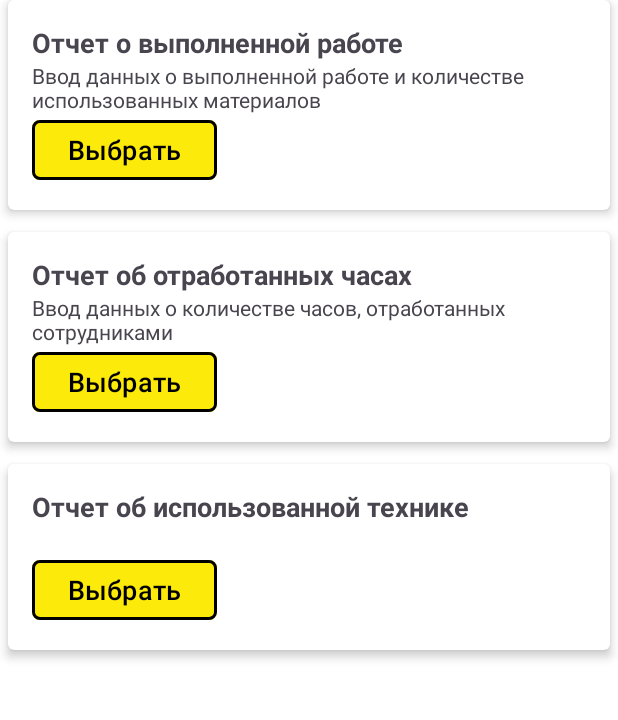
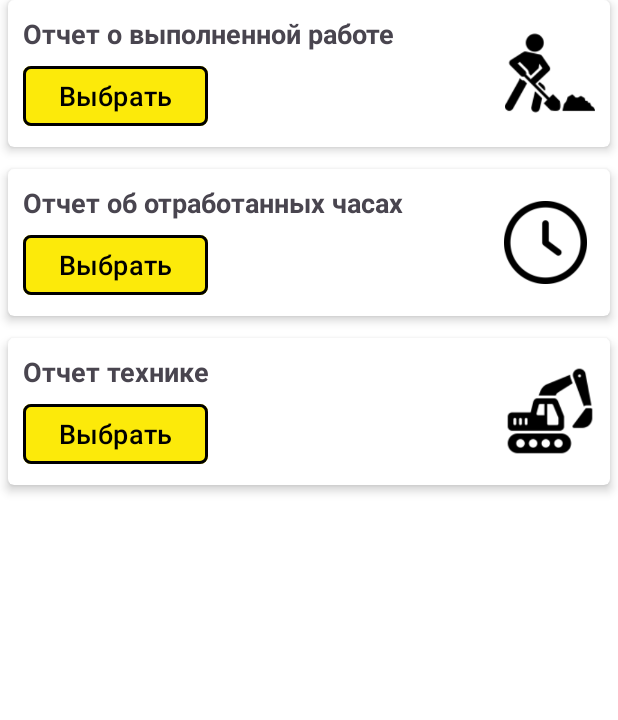
Before and after one commit to S0s0Combain/IvLineReporting, an Android app: the MainActivity screen opened directly, with no data from a screen before it, on a phone screen of 412 x 824 dp, the part 386-1106 px from its top. Run offline under Robolectric (Android 15) with nearby library versions, the phone set to English and light mode, and no system bars.

Commit message:
Добавлены пустые фрагменты и страница ввода данных. Реализован переход к странице ввода с главной страницы. Подправлена верстка главной страницы

```diff
--- a/app/src/main/AndroidManifest.xml
+++ b/app/src/main/AndroidManifest.xml
@@ -13,6 +13,9 @@
         android:theme="@style/Theme.IvLineReporting"
         tools:targetApi="31">
         <activity
+            android:name=".InputDataActivity"
+            android:exported="false" />
+        <activity
             android:name=".LoginActivity"
             android:exported="true"
             android:theme="@style/Theme.IvLineReporting.Launcher">
@@ -24,7 +27,7 @@
         </activity>
         <activity
             android:name=".MainActivity"
-            android:exported="false"/>
+            android:exported="false" />
     </application>
 
 </manifest>
--- a/app/src/main/res/drawable/baseline_access_time_filled_24.xml
+++ /dev/null
@@ -1,5 +0,0 @@
-<vector xmlns:android="http://schemas.android.com/apk/res/android" android:height="50dp" android:tint="#000000" android:viewportHeight="24" android:viewportWidth="24" android:width="50dp">
-
-    <path android:fillColor="@android:color/white" android:pathData="M11.99,2C6.47,2 2,6.48 2,12s4.47,10 9.99,10C17.52,22 22,17.52 22,12S17.52,2 11.99,2zM15.29,16.71L11,12.41V7h2v4.59l3.71,3.71L15.29,16.71z"/>
-
-</vector>
--- a/app/src/main/res/layout/activity_main.xml
+++ b/app/src/main/res/layout/activity_main.xml
@@ -8,7 +8,7 @@
     <androidx.constraintlayout.widget.ConstraintLayout
         android:id="@+id/main"
         android:layout_width="match_parent"
-        android:layout_height="match_parent">
+        android:layout_height="wrap_content">
 
         <ImageView
             android:id="@+id/imageView"
@@ -31,12 +31,14 @@
             <LinearLayout
                 android:layout_width="match_parent"
                 android:layout_height="wrap_content"
-                android:orientation="vertical"
-                android:padding="16dp">
+                android:orientation="horizontal"
+                android:padding="10dp">
 
-                <ImageView
-                    android:layout_width="wrap_content"
-                    android:layout_height="wrap_content" />
+                <LinearLayout
+                    android:layout_width="0dp"
+                    android:layout_height="wrap_content"
+                    android:layout_weight="1"
+                    android:orientation="vertical">
 
                     <TextView
                         android:layout_width="wrap_content"
@@ -45,19 +47,21 @@
                         android:textSize="18sp"
                         android:textStyle="bold" />
 
-                <TextView
-                    android:layout_width="wrap_content"
-                    android:layout_height="wrap_content"
-                    android:text="Ввод данных о выполненной работе и количестве использованных материалов"
-                    android:textSize="14sp" />
-
                     <com.google.android.material.button.MaterialButton
+                        android:id="@+id/selectWorkReportButton"
                         style="@style/AppButtonStyle"
                         android:layout_width="wrap_content"
                         android:layout_height="wrap_content"
-                    android:text="Выбрать" />
+                        android:text="@string/select"
+                        android:layout_marginTop="5dp"
+                        android:onClick="onSelectButton_onClick"/>
                 </LinearLayout>
-
+                <ImageView
+                    android:layout_width="60dp"
+                    android:layout_height="60dp"
+                    android:src="@drawable/digger"
+                    android:layout_gravity="end|center_vertical"/>
+            </LinearLayout>
         </androidx.cardview.widget.CardView>
 
         <androidx.cardview.widget.CardView
@@ -72,12 +76,16 @@
             <LinearLayout
                 android:layout_width="match_parent"
                 android:layout_height="wrap_content"
-                android:orientation="vertical"
-                android:padding="16dp">
+                android:orientation="horizontal"
+                android:padding="10dp">
 
-                <ImageView
-                    android:layout_width="wrap_content"
-                    android:layout_height="wrap_content" />
+
+                <LinearLayout
+                    android:layout_width="0dp"
+                    android:layout_height="wrap_content"
+                    android:layout_weight="1"
+                    android:orientation="vertical">
+
 
                     <TextView
                         android:layout_width="wrap_content"
@@ -86,19 +94,23 @@
                         android:textSize="18sp"
                         android:textStyle="bold" />
 
-                <TextView
-                    android:layout_width="wrap_content"
-                    android:layout_height="wrap_content"
-                    android:text="Ввод данных о количестве часов, отработанных сотрудниками"
-                    android:textSize="14sp" />
-
                     <com.google.android.material.button.MaterialButton
+                        android:id="@+id/selectWorkingHoursReportButton"
                         style="@style/AppButtonStyle"
                         android:layout_width="wrap_content"
                         android:layout_height="wrap_content"
-                    android:text="Выбрать" />
+                        android:text="@string/select"
+                        android:layout_marginTop="5dp"
+                        android:onClick="onSelectButton_onClick"/>
                 </LinearLayout>
 
+                <ImageView
+                    android:layout_width="55dp"
+                    android:layout_height="55dp"
+                    android:layout_marginEnd="5dp"
+                    android:src="@drawable/clock_icon"
+                    android:layout_gravity="end|center_vertical"/>
+            </LinearLayout>
         </androidx.cardview.widget.CardView>
 
         <androidx.cardview.widget.CardView
@@ -112,33 +124,38 @@
             <LinearLayout
                 android:layout_width="match_parent"
                 android:layout_height="wrap_content"
+                android:orientation="horizontal"
+                android:padding="10dp">
+
+                <LinearLayout
+                    android:layout_width="0dp"
+                    android:layout_height="wrap_content"
                     android:orientation="vertical"
-                android:padding="16dp">
-
-                <ImageView
-                    android:layout_width="wrap_content"
-                    android:layout_height="wrap_content" />
+                    android:layout_weight="1">
 
                     <TextView
                         android:layout_width="wrap_content"
                         android:layout_height="wrap_content"
-                    android:text="Отчет об использованной технике"
+                        android:text="Отчет технике"
                         android:textSize="18sp"
                         android:textStyle="bold" />
 
-                <TextView
-                    android:layout_width="wrap_content"
-                    android:layout_height="wrap_content"
-                    android:text=""
-                    android:textSize="14sp" />
-
                     <com.google.android.material.button.MaterialButton
+                        android:id="@+id/selectTechniqueReportButton"
                         style="@style/AppButtonStyle"
                         android:layout_width="wrap_content"
                         android:layout_height="wrap_content"
-                    android:text="@string/select" />
+                        android:text="@string/select"
+                        android:layout_marginTop="5dp"
+                        android:onClick="onSelectButton_onClick"/>
                 </LinearLayout>
 
+                <ImageView
+                    android:layout_width="60dp"
+                    android:layout_height="60dp"
+                    android:layout_gravity="end|center_vertical"
+                    android:src="@drawable/excavator_icon" />
+            </LinearLayout>
         </androidx.cardview.widget.CardView>
     </androidx.constraintlayout.widget.ConstraintLayout>
 </ScrollView>
--- a/app/src/main/res/values/strings.xml
+++ b/app/src/main/res/values/strings.xml
@@ -4,4 +4,6 @@
     <string name="password">Пароль</string>
     <string name="enter">Войти</string>
     <string name="select">Выбрать</string>
+    <!-- TODO: Remove or change this placeholder text -->
+    <string name="hello_blank_fragment">Hello blank fragment</string>
 </resources>
```
Also changed, not shown: app/src/main/java/com/example/ivlinereporting/InputDataActivity.kt (added, +20 -0 lines), app/src/main/java/com/example/ivlinereporting/LoginActivity.kt (+25 -1 lines), app/src/main/java/com/example/ivlinereporting/MainActivity.kt (+21 -0 lines), app/src/main/java/com/example/ivlinereporting/TechniqueReportFragment.kt (added, +18 -0 lines), app/src/main/java/com/example/ivlinereporting/WorkReportFragment.kt (added, +18 -0 lines), app/src/main/java/com/example/ivlinereporting/WorkingHoursReportFragment.kt (added, +18 -0 lines), app/src/main/res/layout/activity_input_data.xml (added, +10 -0 lines), app/src/main/res/layout/activity_login.xml (+5 -2 lines), app/src/main/res/layout/fragment_technique_report.xml (added, +14 -0 lines), app/src/main/res/layout/fragment_work_report.xml (added, +14 -0 lines), app/src/main/res/layout/fragment_working_hours_report.xml (added, +14 -0 lines), app/src/main/res/drawable/clock_icon.png (added), app/src/main/res/drawable/digger.png (added), app/src/main/res/drawable/excavator_icon.png (added), 1 more files. Lines whose indentation alone changed are shown as unchanged.
